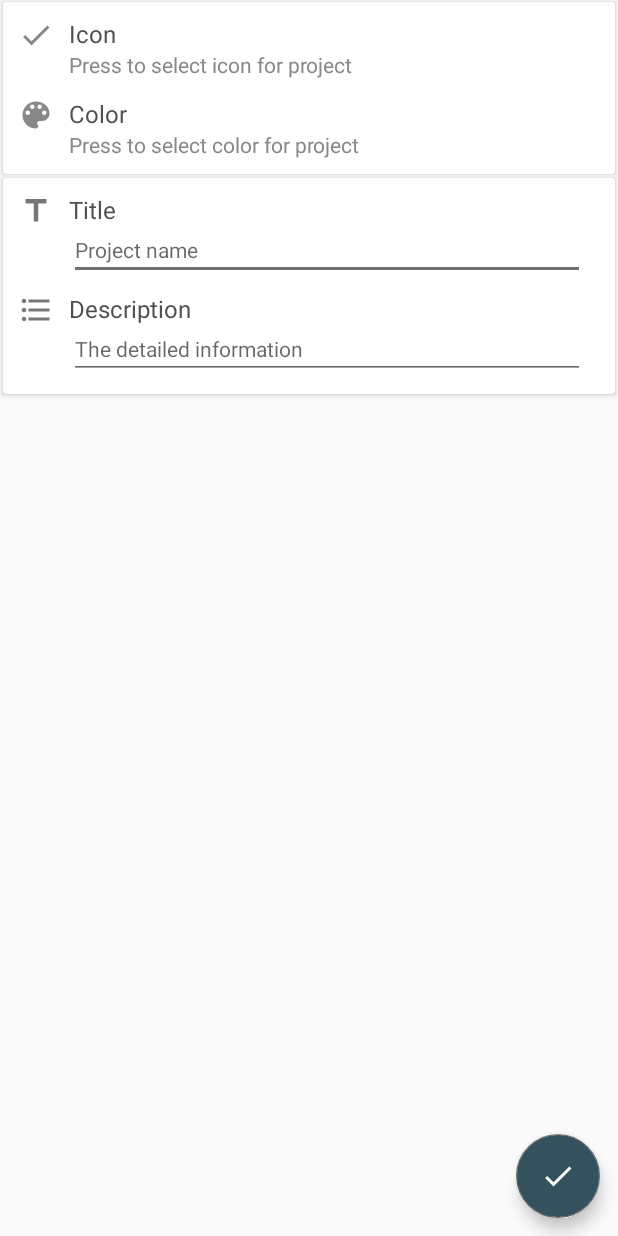
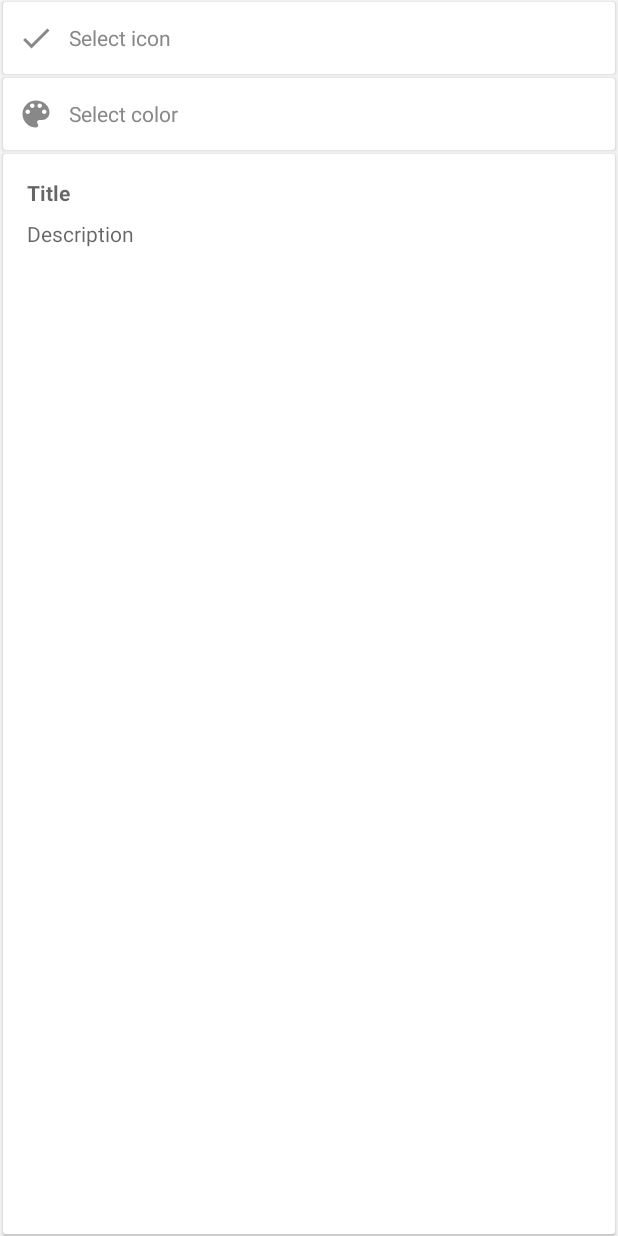
Before and after one commit to Ext1se/JustNotepad, an Android app: the layout fr_project.xml on its own in the app's theme, with its tools: preview values and no code run, on a phone screen of 412 x 824 dp. Run offline under Robolectric (Android 15) with nearby library versions, the phone set to English and light mode, and no system bars.

Commit message:
Redesign Project

```diff
--- a/app/src/main/java/com/ext1se/notepad/ui/projects/ProjectFragment.kt
+++ b/app/src/main/java/com/ext1se/notepad/ui/projects/ProjectFragment.kt
@@ -70,14 +70,14 @@ class ProjectFragment : BaseFragmentOptionsMenu(), IconDialog.Callback, ColorDia
         /*(context!!.getSystemService(Context.INPUT_METHOD_SERVICE) as InputMethodManager)
             .toggleSoftInput(InputMethodManager.SHOW_FORCED, InputMethodManager.HIDE_IMPLICIT_ONLY);*/
 
-        binding.clIcon.setOnClickListener {
+        binding.llIcon.setOnClickListener {
             IconDialog()
                 .setSelectedIcon(projectViewModel.idIcon.value!!)
                 .setColor(projectViewModel.idColorTheme.value!!)
                 .show(childFragmentManager, "icon_dialog")
         }
 
-        binding.clColor.setOnClickListener {
+        binding.llColor.setOnClickListener {
             ColorDialog()
                 .setSelectedIcon(projectViewModel.idIcon.value!!)
                 .setColor(projectViewModel.idColorTheme.value!!)
@@ -96,6 +96,9 @@ class ProjectFragment : BaseFragmentOptionsMenu(), IconDialog.Callback, ColorDia
             activityObserver.updateTheme(projectViewModel.project.value, ThemeState.PROJECT_EDIT)
         } else {
             activityObserver.updateTheme(projectViewModel.project.value, ThemeState.PROJECT_CREATE)
+            binding.etTitle.requestFocus()
+            val imm = context?.getSystemService(Context.INPUT_METHOD_SERVICE) as InputMethodManager?
+            imm!!.showSoftInput(binding.etTitle, InputMethodManager.SHOW_IMPLICIT)
         }
     }
 
--- a/app/src/main/res/layout/fr_project.xml
+++ b/app/src/main/res/layout/fr_project.xml
@@ -4,9 +4,10 @@
         xmlns:tools="http://schemas.android.com/tools">
 
     <data class="ProjectBinding">
+
         <variable
                 name="vm"
-                type="com.ext1se.notepad.ui.projects.ProjectViewModel"/>
+                type="com.ext1se.notepad.ui.projects.ProjectViewModel" />
     </data>
 
     <RelativeLayout
@@ -24,210 +25,130 @@
                     android:orientation="vertical">
 
                 <androidx.cardview.widget.CardView
+                        style="@style/AttributeCardViewStyle"
                         android:id="@+id/card_icon_color"
                         android:layout_width="match_parent"
-                        android:layout_height="wrap_content"
-                        style="@style/AttributeCardViewStyle">
+                        android:layout_height="wrap_content">
 
                     <LinearLayout
+                            android:id="@+id/ll_icon"
+                            style="@style/AttributeItemStyle"
                             android:layout_width="match_parent"
                             android:layout_height="wrap_content"
-                            android:orientation="vertical">
-
-                        <androidx.constraintlayout.widget.ConstraintLayout
-                                android:id="@+id/cl_icon"
-                                android:layout_width="match_parent"
-                                android:layout_height="wrap_content"
-                                style="@style/AttributeItemStyle"
-                                android:paddingTop="@dimen/attribute_padding"
-                                android:paddingBottom="@dimen/attribute_padding_half">
+                            android:gravity="center_vertical"
+                            android:paddingTop="@dimen/attribute_single_padding"
+                            android:paddingBottom="@dimen/attribute_single_padding">
 
                         <com.ext1se.dialog.icon_dialog.IconView
                                 android:id="@+id/icon"
                                 android:layout_width="@dimen/attribute_icon_size"
                                 android:layout_height="@dimen/attribute_icon_size"
-                                    app:layout_constraintStart_toStartOf="parent"
-                                    app:layout_constraintTop_toTopOf="parent"
                                 app:idIcon="@{vm.idIcon}"
                                 app:tint="@color/colorDefault"
-                                    tools:srcCompat="@drawable/ic_ok"/>
+                                tools:srcCompat="@drawable/ic_ok" />
+
+                        <TextView
+                                style="@style/AttributeTitleStyle"
+                                android:layout_width="wrap_content"
+                                android:layout_height="wrap_content"
+                                android:paddingStart="@dimen/attribute_padding"
+                                android:paddingEnd="@dimen/attribute_padding"
+                                android:text="@string/project_icon_advice" />
+
+                    </LinearLayout>
+                </androidx.cardview.widget.CardView>
+
+                <androidx.cardview.widget.CardView
+                        style="@style/AttributeCardViewStyle"
+                        android:layout_width="match_parent"
+                        android:layout_height="wrap_content">
 
                     <LinearLayout
-                                    android:layout_width="0dp"
-                                    android:layout_height="wrap_content"
-                                    android:orientation="vertical"
-                                    app:layout_constraintTop_toTopOf="parent"
-                                    app:layout_constraintEnd_toEndOf="parent"
-                                    app:layout_constraintStart_toEndOf="@+id/icon"
-                                    android:paddingStart="@dimen/attribute_padding"
-                                    android:paddingEnd="@dimen/attribute_padding">
-
-                                <TextView
-                                        android:layout_width="wrap_content"
-                                        android:layout_height="wrap_content"
-                                        android:text="@string/icon"
-                                        style="@style/AttributeTitleStyle"/>
-
-                                <TextView
-                                        android:layout_width="wrap_content"
-                                        android:layout_height="wrap_content"
-                                        android:textColor="@color/colorDefault"
-                                        android:text="@string/project_icon_advice"/>
-
-                            </LinearLayout>
-                        </androidx.constraintlayout.widget.ConstraintLayout>
-
-                        <androidx.constraintlayout.widget.ConstraintLayout
-                                android:id="@+id/cl_color"
+                            android:id="@+id/ll_color"
+                            style="@style/AttributeItemStyle"
                             android:layout_width="match_parent"
                             android:layout_height="wrap_content"
-                                style="@style/AttributeItemStyle"
-                                android:paddingBottom="@dimen/attribute_padding"
-                                android:paddingTop="@dimen/attribute_padding_half">
+                            android:gravity="center_vertical"
+                            android:paddingTop="@dimen/attribute_single_padding"
+                            android:paddingBottom="@dimen/attribute_single_padding">
 
                         <ImageView
                                 android:id="@+id/color"
                                 android:layout_width="@dimen/attribute_icon_size"
                                 android:layout_height="@dimen/attribute_icon_size"
-                                    app:layout_constraintStart_toStartOf="parent"
-                                    app:layout_constraintTop_toTopOf="parent"
-                                    app:tint="@color/colorDefault"
-                                    app:srcCompat="@drawable/ic_color"/>
+                                app:srcCompat="@drawable/ic_color"
+                                app:tint="@color/colorDefault" />
 
-                            <LinearLayout
-                                    android:id="@+id/ll_color"
-                                    android:layout_width="0dp"
+                        <TextView
+                                style="@style/AttributeTitleStyle"
+                                android:layout_width="wrap_content"
                                 android:layout_height="wrap_content"
-                                    app:layout_constraintTop_toTopOf="parent"
-                                    app:layout_constraintStart_toEndOf="@+id/color"
-                                    app:layout_constraintEnd_toEndOf="parent"
                                 android:paddingStart="@dimen/attribute_padding"
                                 android:paddingEnd="@dimen/attribute_padding"
-                                    android:orientation="vertical">
-
-                                <TextView
-                                        android:layout_width="wrap_content"
-                                        android:layout_height="wrap_content"
-                                        android:text="@string/project_color"
-                                        style="@style/AttributeTitleStyle"/>
-
-                                <TextView
-                                        android:id="@+id/tv_project_title"
-                                        android:layout_width="wrap_content"
-                                        android:layout_height="wrap_content"
-                                        android:textColor="@color/colorDefault"
-                                        android:text="@string/project_color_advice"/>
-
+                                android:text="@string/project_color_advice" />
                     </LinearLayout>
-                        </androidx.constraintlayout.widget.ConstraintLayout>
-
-                    </LinearLayout>
-
                 </androidx.cardview.widget.CardView>
 
                 <androidx.cardview.widget.CardView
-                        android:id="@+id/card_content"
+                        android:id="@+id/card_task"
+                        style="@style/AttributeCardViewStyle"
                         android:layout_width="match_parent"
-                        android:layout_height="wrap_content"
-                        style="@style/AttributeCardViewStyle">
-
-                    <androidx.constraintlayout.widget.ConstraintLayout
-                            android:layout_width="match_parent"
-                            android:layout_height="match_parent"
-                            android:padding="@dimen/attribute_padding">
-
-                        <ImageView
-                                android:id="@+id/icon_title"
-                                android:layout_width="@dimen/attribute_icon_size"
-                                android:layout_height="@dimen/attribute_icon_size"
-                                app:layout_constraintTop_toTopOf="parent"
-                                app:layout_constraintStart_toStartOf="parent"
-                                app:srcCompat="@drawable/ic_title"/>
+                        android:layout_height="match_parent">
 
                     <LinearLayout
                             android:id="@+id/ll_title"
-                                android:layout_width="0dp"
-                                android:layout_height="wrap_content"
-                                android:paddingStart="@dimen/attribute_padding"
-                                android:paddingEnd="@dimen/attribute_padding"
-                                app:layout_constraintTop_toTopOf="parent"
-                                app:layout_constraintEnd_toEndOf="parent"
-                                app:layout_constraintStart_toEndOf="@+id/icon_title"
-                                android:orientation="vertical">
-
-                            <TextView
                             android:layout_width="match_parent"
-                                    android:layout_height="wrap_content"
-                                    android:text="@string/project_title"
-                                    style="@style/AttributeTitleStyle"/>
+                            android:layout_height="match_parent"
+                            android:orientation="vertical"
+                            android:paddingStart="@dimen/attribute_padding_horizontal"
+                            android:paddingTop="@dimen/attribute_padding"
+                            android:paddingEnd="@dimen/attribute_padding_horizontal"
+                            android:paddingBottom="@dimen/attribute_padding">
 
                         <EditText
                                 android:id="@+id/et_title"
+                                style="@style/AttributeEditTextStyle"
                                 android:layout_width="match_parent"
                                 android:layout_height="wrap_content"
-                                    android:textSize="14sp"
+                                android:background="@null"
+                                android:hint="@string/task_title"
+                                android:imeOptions="actionNext"
+                                android:inputType="text"
+                                android:nextFocusDown="@+id/et_description"
                                 android:text="@={vm.project.name}"
-                                    style="@style/AttributeEditTextStyle"
-                                    android:hint="@string/project_hint_title"
-                                    android:inputType="text"
-                                    android:imeOptions="actionNext"
-                                    android:nextFocusDown="@+id/et_description">
-                                <!--<requestFocus/>-->
-                            </EditText>
-                        </LinearLayout>
+                                android:textStyle="bold"/>
 
-                        <ImageView
-                                android:id="@+id/icon_description"
-                                android:layout_width="@dimen/attribute_icon_size"
-                                android:layout_height="@dimen/attribute_icon_size"
-                                android:layout_marginTop="8dp"
-                                app:layout_constraintStart_toStartOf="parent"
-                                app:layout_constraintTop_toBottomOf="@+id/ll_title"
-                                app:srcCompat="@drawable/ic_list_black"/>
-
-                        <LinearLayout
-                                android:id="@+id/ll_description"
-                                android:layout_width="0dp"
-                                android:layout_height="wrap_content"
-                                android:paddingStart="@dimen/attribute_padding"
-                                android:paddingEnd="@dimen/attribute_padding"
-                                app:layout_constraintTop_toTopOf="@id/icon_description"
-                                app:layout_constraintEnd_toEndOf="parent"
-                                app:layout_constraintStart_toEndOf="@+id/icon_description"
-                                android:orientation="vertical">
-
-                            <TextView
-                                    android:layout_width="match_parent"
-                                    android:layout_height="wrap_content"
-                                    android:text="@string/task_description"
-                                    style="@style/AttributeTitleStyle"/>
 
                         <EditText
                                 android:id="@+id/et_description"
+                                style="@style/AttributeEditTextStyle"
                                 android:layout_width="match_parent"
                                 android:layout_height="wrap_content"
-                                    style="@style/AttributeEditTextStyle"
-                                    android:text="@={vm.project.description}"
+                                android:layout_marginTop="2dp"
+                                android:background="@null"
+                                android:hint="@string/task_description"
+                                android:inputType="textCapSentences|textMultiLine"
+                                android:overScrollMode="always"
                                 android:scrollbars="vertical"
-                                    android:overScrollMode="always"
-                                    android:inputType="textCapSentences|textMultiLine"
-                                    android:hint="@string/task_hint_description"/>
+                                android:text="@={vm.project.description}" />
                     </LinearLayout>
-                    </androidx.constraintlayout.widget.ConstraintLayout>
+
                 </androidx.cardview.widget.CardView>
             </LinearLayout>
 
         </androidx.core.widget.NestedScrollView>
+
         <com.google.android.material.floatingactionbutton.FloatingActionButton
                 android:id="@+id/fab_save"
                 android:layout_width="wrap_content"
                 android:layout_height="wrap_content"
+                android:layout_alignParentEnd="true"
                 android:layout_alignParentBottom="true"
-                android:layout_alignParentEnd="true"
+                android:layout_margin="12dp"
+                android:visibility="gone"
+                app:color="@{vm.idColorTheme}"
                 app:fabSize="normal"
                 app:srcCompat="@drawable/ic_ok"
-                tools:backgroundTint="@color/blackLight"
-                android:layout_margin="12dp"
-                app:color="@{vm.idColorTheme}"/>
+                tools:backgroundTint="@color/blackLight" />
     </RelativeLayout>
 </layout>
--- a/app/src/main/res/layout/fr_task.xml
+++ b/app/src/main/res/layout/fr_task.xml
@@ -64,6 +64,7 @@
                                     android:layout_width="wrap_content"
                                     android:layout_height="wrap_content"
                                     android:text="@string/project"
+                                    android:textStyle="bold"
                                     style="@style/AttributeTitleStyle"/>
 
                             <TextView
--- a/app/src/main/res/values/dimens.xml
+++ b/app/src/main/res/values/dimens.xml
@@ -20,6 +20,8 @@
     <dimen name="icon_standard_size">24dp</dimen>
     <dimen name="attribute_icon_size">24dp</dimen>
     <dimen name="attribute_padding">10dp</dimen>
+    <dimen name="attribute_padding_horizontal">16dp</dimen>
+    <dimen name="attribute_single_padding">12dp</dimen>
     <dimen name="attribute_padding_half">6dp</dimen>
     <dimen name="middle_icon_size">32dp</dimen>
     <dimen name="project_action_width">36dp</dimen>
--- a/app/src/main/res/values/strings.xml
+++ b/app/src/main/res/values/strings.xml
@@ -42,8 +42,8 @@
     <string name="actoin_add">Add</string>
     <string name="action_save">Save</string>
     <string name="icon">Icon</string>
-    <string name="project_icon_advice">Press to select icon for project</string>
-    <string name="project_color_advice">Press to select color for project</string>
+    <string name="project_icon_advice">Select icon</string>
+    <string name="project_color_advice">Select color</string>
 
     <string name="toolbar_collapse">Press to collapse the projects list</string>
     <string name="toolbar_expand">Press to expand the projects list</string>
--- a/app/src/main/res/values/styles.xml
+++ b/app/src/main/res/values/styles.xml
@@ -69,8 +69,8 @@
 
     <public name="AttributeTitleStyle" type="style"/>
     <style name="AttributeTitleStyle">
-        <item name="android:textSize">16sp</item>
-        <item name="android:textColor">@color/colorBold</item>
+        <item name="android:textSize">14sp</item>
+        <item name="android:textColor">@color/colorDefault</item>
     </style>
 
     <public name="ProjectTextStyle" type="style"/>
```
Also changed, not shown: 1 other file. Lines whose indentation alone changed are shown as unchanged.
